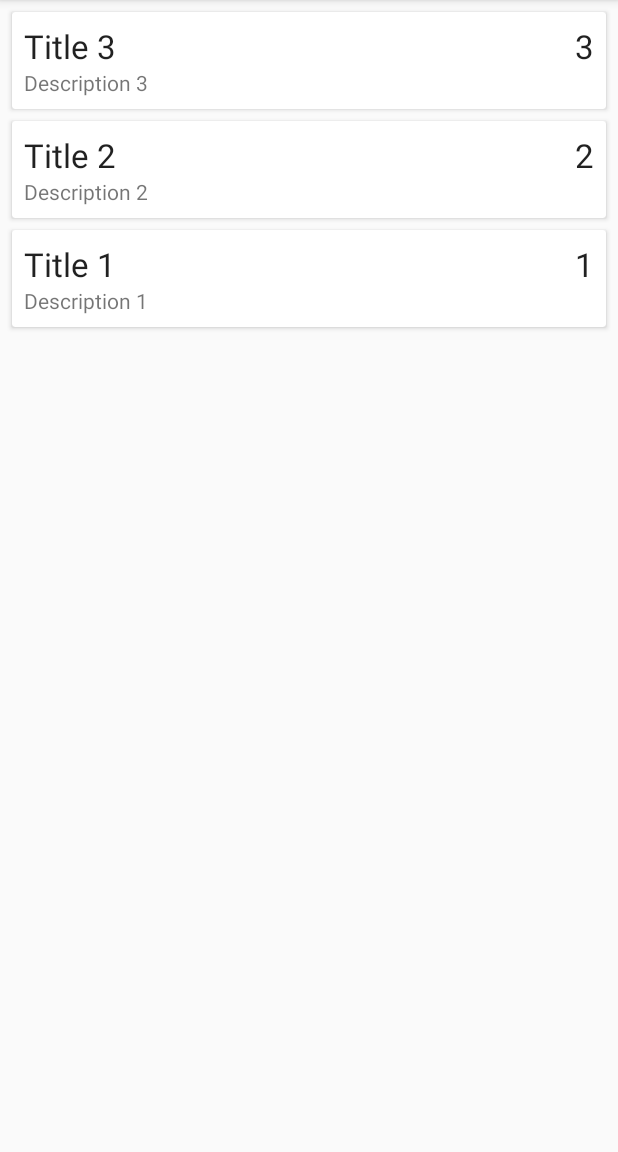
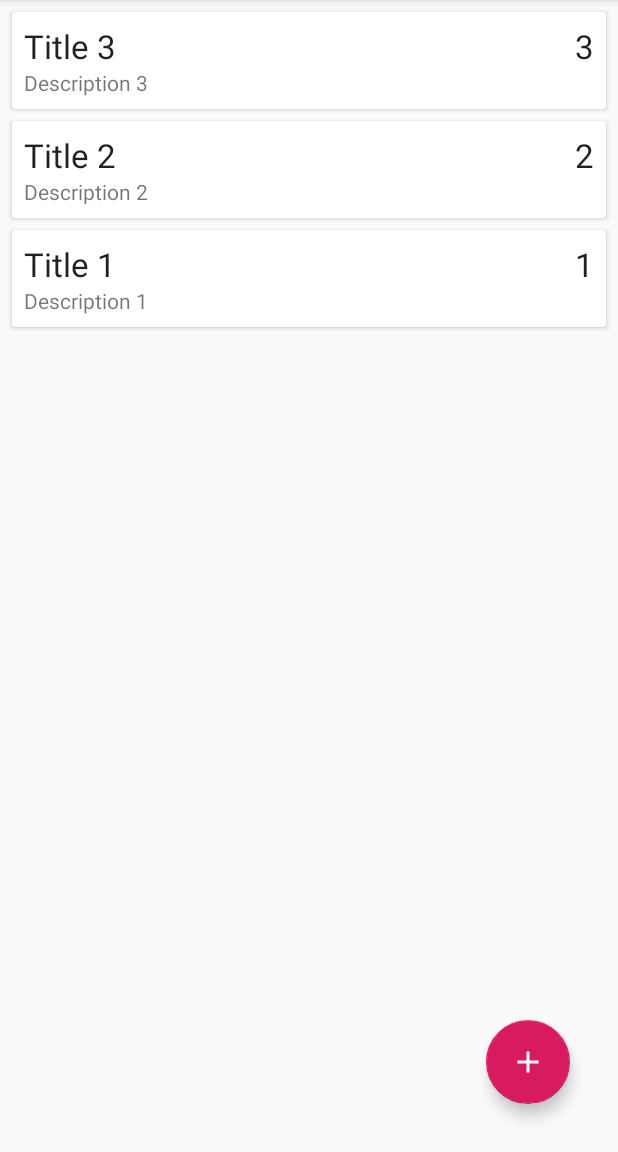
Before and after one commit to divyanshuk10/NotesApp, an Android app: the screen it shows after launch (MainActivity), on a phone screen of 412 x 824 dp, the part 84-1236 px from its top. Run offline under Robolectric (Android 15) with nearby library versions, the phone set to English and light mode, and no system bars; our stand-ins replace Room's generated code.

Commit message:
added add button in layout activity main

```diff
--- a/app/src/main/res/layout/activity_main.xml
+++ b/app/src/main/res/layout/activity_main.xml
@@ -17,4 +17,13 @@
         app:layout_constraintTop_toTopOf="parent"
         tools:listitem="@layout/note_item" />
 
+    <com.google.android.material.floatingactionbutton.FloatingActionButton
+        android:id="@+id/bt_addNote"
+        android:layout_width="wrap_content"
+        android:layout_height="wrap_content"
+        android:layout_gravity="end|bottom"
+        android:src="@drawable/ic_add"
+        android:contentDescription="@null"
+        android:layout_margin="32dp" />
+
 </androidx.coordinatorlayout.widget.CoordinatorLayout>
```
